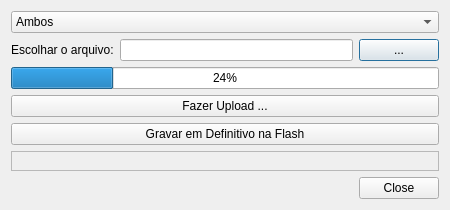
Qt form uifiles/UploadDialog.ui (eduardobatista/ActVibSoftware) before a commit.
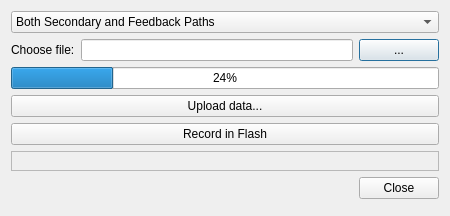
The same form after that commit.

Commit message: Path upload dialog fixed. Plot and plot config improvements.

Patch:
```diff
--- a/uifiles/UploadDialog.ui
+++ b/uifiles/UploadDialog.ui
@@ -7,7 +7,7 @@
     <x>0</x>
     <y>0</y>
     <width>450</width>
-    <height>207</height>
+    <height>216</height>
    </rect>
   </property>
   <property name="sizePolicy">
@@ -68,14 +68,14 @@
    <item row="4" column="0" colspan="3">
     <widget class="QPushButton" name="bGravar">
      <property name="text">
-      <string>Fazer Upload ...</string>
+      <string>Upload data...</string>
      </property>
     </widget>
    </item>
    <item row="1" column="0">
     <widget class="QLabel" name="label">
      <property name="text">
-      <string>Escolhar o arquivo:</string>
+      <string>Choose file:</string>
      </property>
     </widget>
    </item>
@@ -96,7 +96,7 @@
     <widget class="QComboBox" name="comboTipo">
      <item>
       <property name="text">
-       <string>Ambos</string>
+       <string>Both Secondary and Feedback Paths</string>
       </property>
      </item>
      <item>
@@ -114,7 +114,7 @@
    <item row="5" column="0" colspan="3">
     <widget class="QPushButton" name="bGravaFlash">
      <property name="text">
-      <string>Gravar em Definitivo na Flash</string>
+      <string>Record in Flash</string>
      </property>
     </widget>
    </item>
```
Left out of the diff: 6 changed lines with no effect on the pictures. The commit also changes 6 other files.
